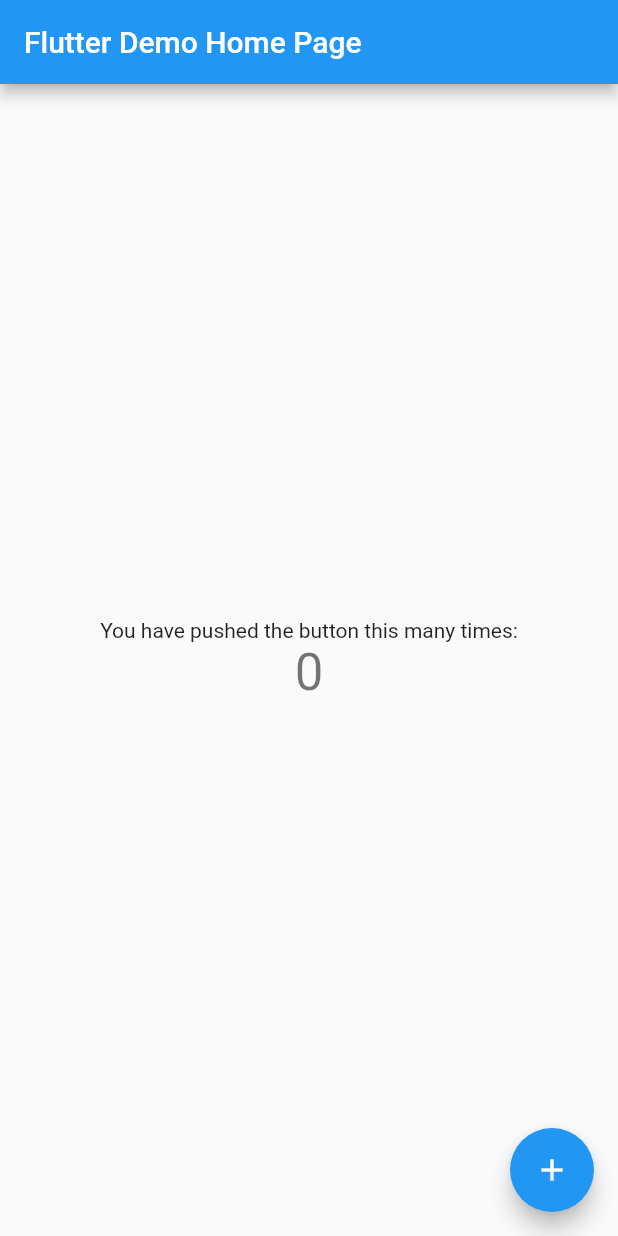
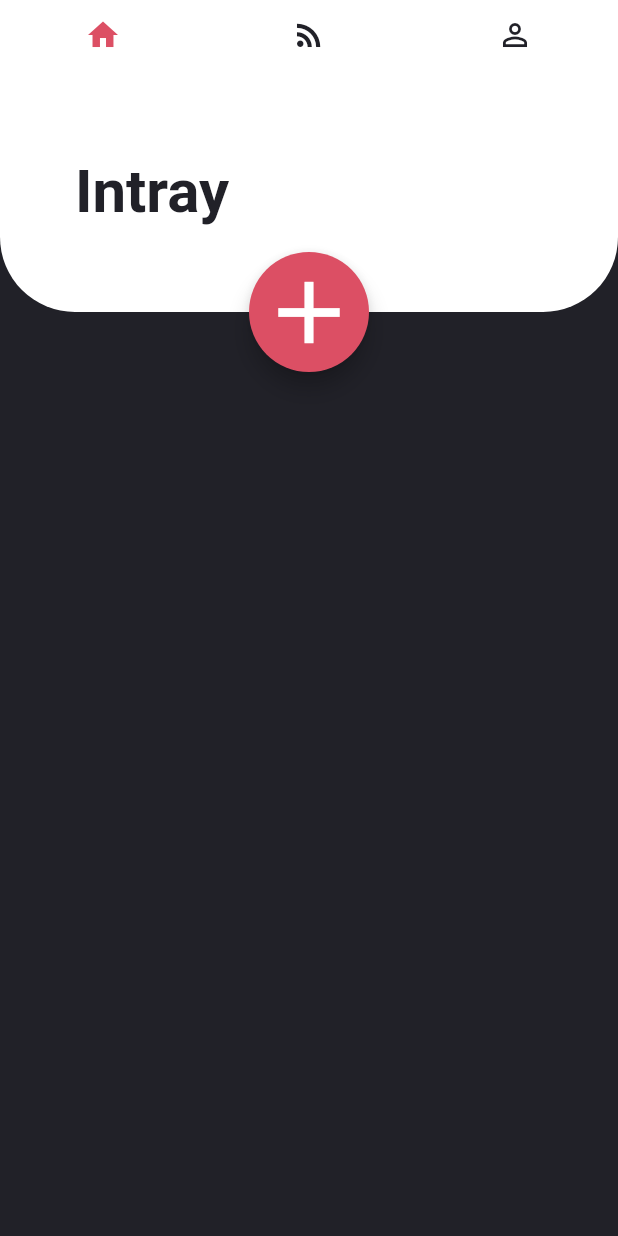
Before and after one commit to bangia1509/TODO, a Flutter app: the screen it shows after launch, on a phone screen of 412 x 824 dp. Run offline on Flutter 3.47's test engine with Material 2 defaults, Android fonts, the phone set to English and light mode, and no system bars; Roboto replaces fonts that are missing (Avenir).

Commit message:
nav bar and intray and add button

```diff
--- a/todo_app/lib/main.dart
+++ b/todo_app/lib/main.dart
@@ -1,47 +1,27 @@
 import 'package:flutter/material.dart';
+import './models/global.dart';
 
 void main() {
   runApp(MyApp());
 }
 
 class MyApp extends StatelessWidget {
-  // This widget is the root of your application.
   @override
   Widget build(BuildContext context) {
     return MaterialApp(
-      title: 'Flutter Demo',
+      debugShowCheckedModeBanner: false,
+      title: 'TODO App',
       theme: ThemeData(
-        // This is the theme of your application.
-        //
-        // Try running your application with "flutter run". You'll see the
-        // application has a blue toolbar. Then, without quitting the app, try
-        // changing the primarySwatch below to Colors.green and then invoke
-        // "hot reload" (press "r" in the console where you ran "flutter run",
-        // or simply save your changes to "hot reload" in a Flutter IDE).
-        // Notice that the counter didn't reset back to zero; the application
-        // is not restarted.
         primarySwatch: Colors.blue,
-        // This makes the visual density adapt to the platform that you run
-        // the app on. For desktop platforms, the controls will be smaller and
-        // closer together (more dense) than on mobile platforms.
         visualDensity: VisualDensity.adaptivePlatformDensity,
       ),
-      home: MyHomePage(title: 'Flutter Demo Home Page'),
+      home: MyHomePage(title: 'TODO App'),
     );
   }
 }
 
 class MyHomePage extends StatefulWidget {
   MyHomePage({Key key, this.title}) : super(key: key);
-
-  // This widget is the home page of your application. It is stateful, meaning
-  // that it has a State object (defined below) that contains fields that affect
-  // how it looks.
-
-  // This class is the configuration for the state. It holds the values (in this
-  // case the title) provided by the parent (in this case the App widget) and
-  // used by the build method of the State. Fields in a Widget subclass are
-  // always marked "final".
 
   final String title;
 
@@ -50,68 +30,85 @@ class MyHomePage extends StatefulWidget {
 }
 
 class _MyHomePageState extends State<MyHomePage> {
-  int _counter = 0;
-
-  void _incrementCounter() {
-    setState(() {
-      // This call to setState tells the Flutter framework that something has
-      // changed in this State, which causes it to rerun the build method below
-      // so that the display can reflect the updated values. If we changed
-      // _counter without calling setState(), then the build method would not be
-      // called again, and so nothing would appear to happen.
-      _counter++;
-    });
-  }
-
   @override
   Widget build(BuildContext context) {
-    // This method is rerun every time setState is called, for instance as done
-    // by the _incrementCounter method above.
-    //
-    // The Flutter framework has been optimized to make rerunning build methods
-    // fast, so that you can just rebuild anything that needs updating rather
-    // than having to individually change instances of widgets.
-    return Scaffold(
-      appBar: AppBar(
-        // Here we take the value from the MyHomePage object that was created by
-        // the App.build method, and use it to set our appbar title.
-        title: Text(widget.title),
-      ),
-      body: Center(
-        // Center is a layout widget. It takes a single child and positions it
-        // in the middle of the parent.
-        child: Column(
-          // Column is also a layout widget. It takes a list of children and
-          // arranges them vertically. By default, it sizes itself to fit its
-          // children horizontally, and tries to be as tall as its parent.
-          //
-          // Invoke "debug painting" (press "p" in the console, choose the
-          // "Toggle Debug Paint" action from the Flutter Inspector in Android
-          // Studio, or the "Toggle Debug Paint" command in Visual Studio Code)
-          // to see the wireframe for each widget.
-          //
-          // Column has various properties to control how it sizes itself and
-          // how it positions its children. Here we use mainAxisAlignment to
-          // center the children vertically; the main axis here is the vertical
-          // axis because Columns are vertical (the cross axis would be
-          // horizontal).
-          mainAxisAlignment: MainAxisAlignment.center,
-          children: <Widget>[
-            Text(
-              'You have pushed the button this many times:',
-            ),
-            Text(
-              '$_counter',
-              style: Theme.of(context).textTheme.headline4,
-            ),
-          ],
+    return SafeArea(
+        child: MaterialApp(
+      debugShowCheckedModeBanner: false,
+      color: Colors.yellow,
+      home: DefaultTabController(
+        length: 3,
+        child: new Scaffold(
+          body: Stack(
+            children: <Widget>[
+              TabBarView(
+                children: [
+                  new Container(
+                    color: darkGreyColor,
+                  ),
+                  new Container(
+                    color: Colors.orange,
+                  ),
+                  new Container(
+                    color: Colors.lightGreen,
+                  ),
+                ],
+              ),
+              Container(
+                  padding: EdgeInsets.only(left: 50.0),
+                  height: 160.0,
+                  decoration: BoxDecoration(
+                    borderRadius: BorderRadius.only(
+                        bottomLeft: Radius.circular(50),
+                        bottomRight: Radius.circular(50)),
+                    color: Colors.white,
+                  ),
+                  child: Row(
+                    children: <Widget>[
+                      Text(
+                        "Intray",
+                        style: intrayTitle,
+                      )
+                    ],
+                  )),
+              Container(
+                height: 80,
+                width: 80,
+                margin: EdgeInsets.only(
+                    top: 120.0,
+                    left: MediaQuery.of(context).size.width * 0.5 - 40),
+                child: FloatingActionButton(
+                  child: Icon(
+                    Icons.add,
+                    size: 70.0,
+                  ),
+                  backgroundColor: myRed,
+                  onPressed: () {},
+                ),
+              )
+            ],
+          ),
+          appBar: new TabBar(
+            tabs: [
+              Tab(
+                icon: new Icon(Icons.home),
+              ),
+              Tab(
+                icon: new Icon(Icons.rss_feed),
+              ),
+              Tab(
+                icon: new Icon(Icons.perm_identity),
+              ),
+            ],
+            labelColor: myRed,
+            unselectedLabelColor: darkGreyColor,
+            indicatorSize: TabBarIndicatorSize.label,
+            indicatorPadding: EdgeInsets.all(5.0),
+            indicatorColor: Colors.transparent,
+          ),
+          backgroundColor: Colors.white,
         ),
       ),
-      floatingActionButton: FloatingActionButton(
-        onPressed: _incrementCounter,
-        tooltip: 'Increment',
-        child: Icon(Icons.add),
-      ), // This trailing comma makes auto-formatting nicer for build methods.
-    );
+    ));
   }
 }
--- /dev/null
+++ b/todo_app/lib/models/global.dart
@@ -0,0 +1,9 @@
+import "package:flutter/material.dart";
+
+var darkGreyColor = new Color(0xFF212128);
+var myRed = new Color(0xFFDC4F64);
+var intrayTitle = new TextStyle(
+    fontFamily: 'Avenir',
+    fontWeight: FontWeight.bold,
+    color: darkGreyColor,
+    fontSize: 40.0);
```
